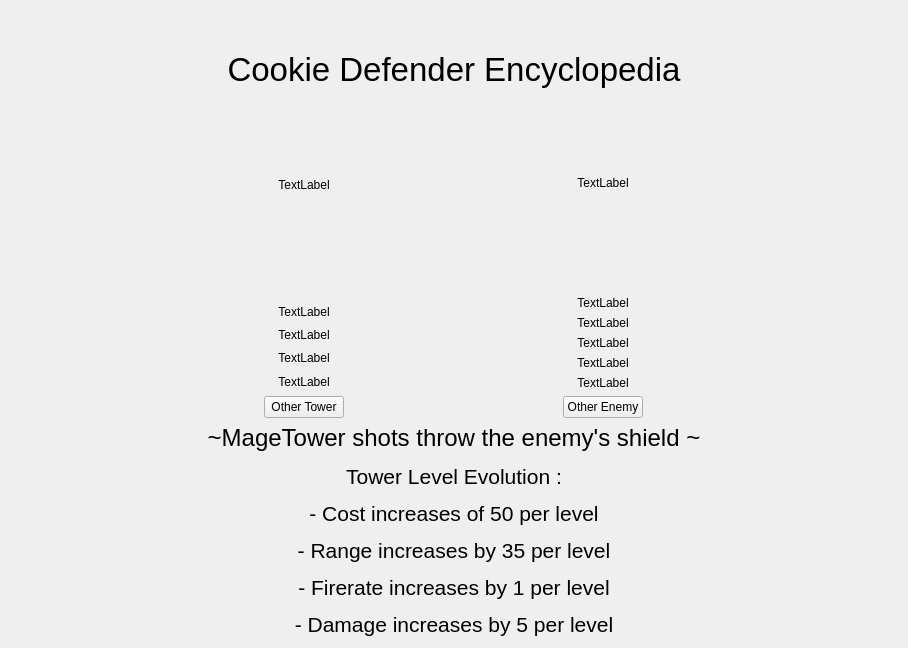
This is cookie_defender/formEncyclo.ui in JorisMonnet/Cookie_Defender as Qt 5 draws it before an edit. The edited form follows.
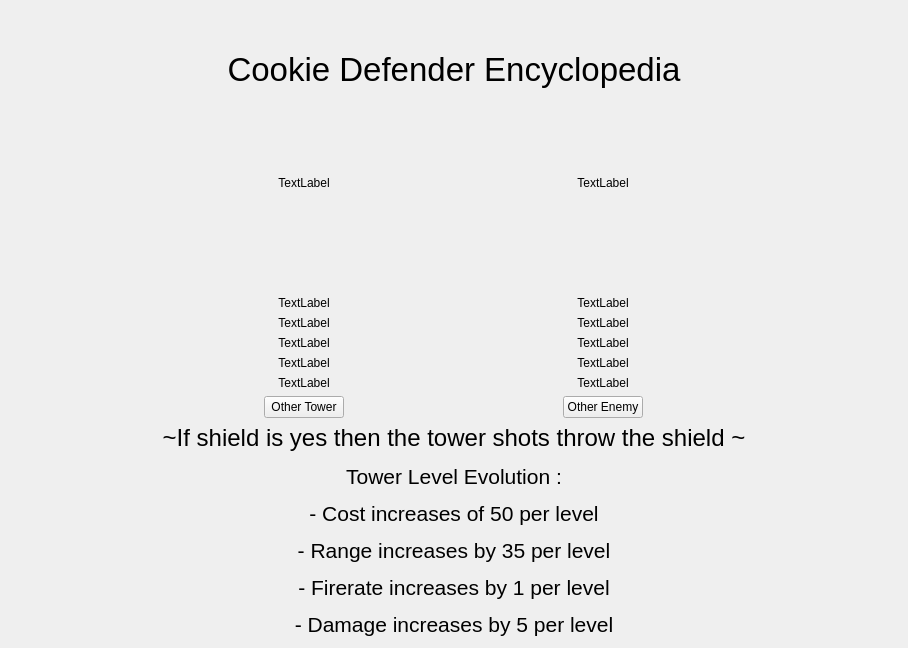
This is the edited form.

Commit message: making tower generic (except for tower level, work in progess...)

```diff
--- a/cookie_defender/formEncyclo.ui
+++ b/cookie_defender/formEncyclo.ui
@@ -162,6 +162,16 @@
          </property>
         </widget>
        </item>
+       <item>
+        <widget class="QLabel" name="labelTowerCaracShield">
+         <property name="text">
+          <string>TextLabel</string>
+         </property>
+         <property name="alignment">
+          <set>Qt::AlignCenter</set>
+         </property>
+        </widget>
+       </item>
        <item>
         <layout class="QHBoxLayout" name="horizontalLayout_6">
          <item>
@@ -353,7 +363,7 @@
      <item>
       <widget class="QLabel" name="labelTowerLvl">
        <property name="text">
-        <string>&lt;html&gt;&lt;head/&gt;&lt;body&gt;&lt;p&gt;&lt;span style=&quot; font-size:18pt;&quot;&gt;~MageTower shots throw the enemy's shield ~&lt;/span&gt;&lt;/p&gt;&lt;p&gt;&lt;span style=&quot; font-size:16pt;&quot;&gt;Tower Level Evolution :&lt;/span&gt;&lt;/p&gt;&lt;p&gt;&lt;span style=&quot; font-size:16pt;&quot;&gt;- Cost increases of 50 per level&lt;/span&gt;&lt;/p&gt;&lt;p&gt;&lt;span style=&quot; font-size:16pt;&quot;&gt;- Range increases by 35 per level&lt;/span&gt;&lt;/p&gt;&lt;p&gt;&lt;span style=&quot; font-size:16pt;&quot;&gt;- Firerate increases by 1 per level&lt;/span&gt;&lt;/p&gt;&lt;p&gt;&lt;span style=&quot; font-size:16pt;&quot;&gt;- Damage increases by 5 per level&lt;/span&gt;&lt;/p&gt;&lt;/body&gt;&lt;/html&gt;</string>
+        <string>&lt;html&gt;&lt;head/&gt;&lt;body&gt;&lt;p&gt;&lt;span style=&quot; font-size:18pt;&quot;&gt;~If shield is yes then the tower shots throw the shield ~&lt;/span&gt;&lt;/p&gt;&lt;p&gt;&lt;span style=&quot; font-size:16pt;&quot;&gt;Tower Level Evolution :&lt;/span&gt;&lt;/p&gt;&lt;p&gt;&lt;span style=&quot; font-size:16pt;&quot;&gt;- Cost increases of 50 per level&lt;/span&gt;&lt;/p&gt;&lt;p&gt;&lt;span style=&quot; font-size:16pt;&quot;&gt;- Range increases by 35 per level&lt;/span&gt;&lt;/p&gt;&lt;p&gt;&lt;span style=&quot; font-size:16pt;&quot;&gt;- Firerate increases by 1 per level&lt;/span&gt;&lt;/p&gt;&lt;p&gt;&lt;span style=&quot; font-size:16pt;&quot;&gt;- Damage increases by 5 per level&lt;/span&gt;&lt;/p&gt;&lt;/body&gt;&lt;/html&gt;</string>
        </property>
        <property name="alignment">
         <set>Qt::AlignCenter</set>
```
The commit also changes 46 other files.
